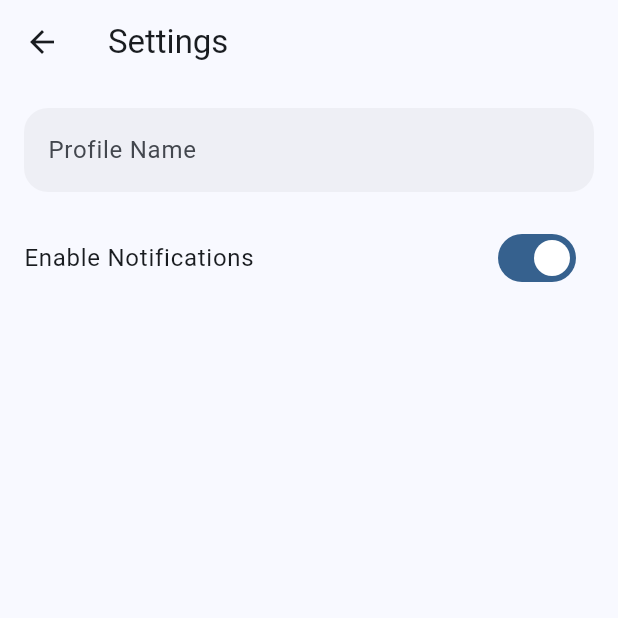
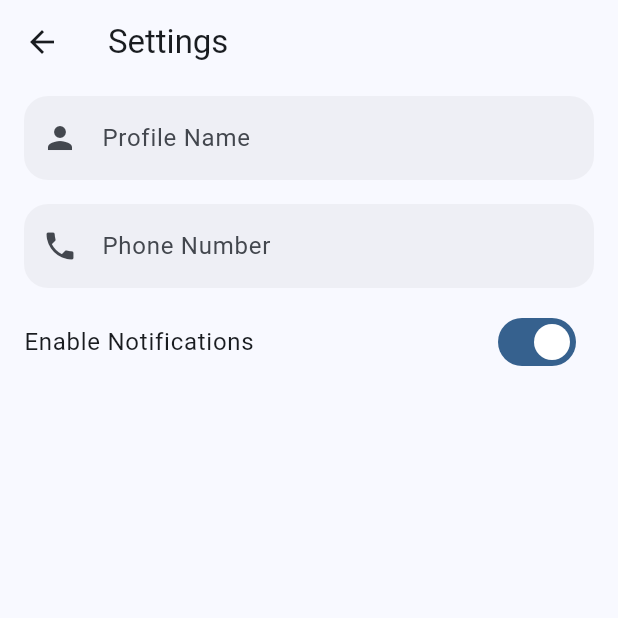
Before and after one commit to TheFlutterSensei/UI-Engineering, a Flutter app: the SettingsScreen screen opened by its route, on a phone screen of 412 x 824 dp, the top half of it. Run offline on Flutter 3.47's test engine with Material 3 defaults, Android fonts, the phone set to English and light mode, and no system bars; our stand-ins replace shared_preferences; accounts and stored records are empty; network calls fail.

Commit message:
Complete Solution added in 05.13.solution

```diff
--- a/lib/screens/settings_screen.dart
+++ b/lib/screens/settings_screen.dart
@@ -16,10 +16,14 @@ class _SettingsScreenState extends State<SettingsScreen> {
   final TextEditingController userNameController = TextEditingController();
   String username = '';
 
+  final TextEditingController phoneController = TextEditingController();
+  int? phoneNumber;
+
   Future<void> _loadSettings() async {
     final prefs = await SharedPreferences.getInstance();
     final savedValue = prefs.getBool('notifications_enabled');
     final savedUsername = prefs.getString('username');
+    final savedPhone = prefs.getInt('phone');
 
     if (savedValue != null && mounted) {
       setState(() {
@@ -33,6 +37,13 @@ class _SettingsScreenState extends State<SettingsScreen> {
         userNameController.text = savedUsername;
       });
     }
+
+    if (savedPhone != null && mounted) {
+      setState(() {
+        phoneNumber = savedPhone;
+        phoneController.text = savedPhone.toString();
+      });
+    }
   }
 
   @override
@@ -44,6 +55,7 @@ class _SettingsScreenState extends State<SettingsScreen> {
   @override
   void dispose() {
     userNameController.dispose();
+    phoneController.dispose();
     super.dispose();
   }
 
@@ -55,17 +67,47 @@ class _SettingsScreenState extends State<SettingsScreen> {
         crossAxisAlignment: CrossAxisAlignment.start,
         children: [
           Padding(
-            padding: const EdgeInsets.all(Spacing.md),
+            padding: const EdgeInsets.symmetric(
+              horizontal: Spacing.md,
+              vertical: Spacing.sm,
+            ),
             child: TextField(
               controller: userNameController,
+              keyboardType: TextInputType.name,
               decoration: FormFieldDesign.textFieldDesign.copyWith(
                 labelText: 'Profile Name',
+                prefixIcon: const Icon(Icons.person),
               ),
               onChanged: (value) async {
                 username = value;
 
                 final prefs = await SharedPreferences.getInstance();
                 await prefs.setString('username', value);
+              },
+            ),
+          ),
+          Padding(
+            padding: const EdgeInsets.symmetric(
+              horizontal: Spacing.md,
+              vertical: Spacing.sm,
+            ),
+            child: TextField(
+              controller: phoneController,
+              keyboardType: TextInputType.phone,
+              decoration: FormFieldDesign.textFieldDesign.copyWith(
+                labelText: 'Phone Number',
+                prefixIcon: const Icon(Icons.phone),
+              ),
+              onChanged: (value) async {
+                final prefs = await SharedPreferences.getInstance();
+                if (value.isEmpty) {
+                  phoneNumber = null;
+                  await prefs.remove('phone');
+                  return;
+                }
+                phoneNumber = int.parse(value);
+
+                await prefs.setInt('phone', int.parse(value));
               },
             ),
           ),
```
